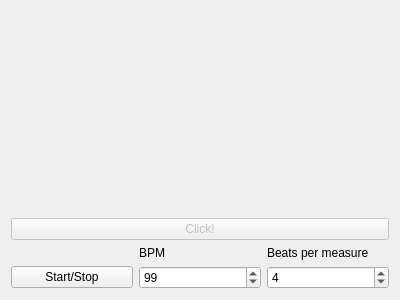
Before: the Qt Designer form guitartools/metronome.ui in ispielman/guitartools, drawn with Qt 5.
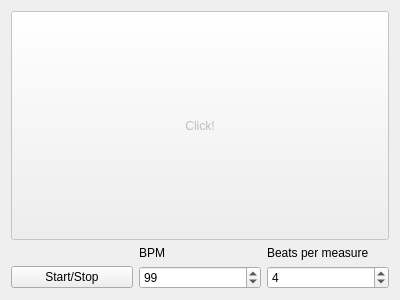
After: the same form once the commit is applied.

Diff of the .ui file:
```diff
--- a/guitartools/metronome.ui
+++ b/guitartools/metronome.ui
@@ -14,24 +14,17 @@
    <string>Form</string>
   </property>
   <layout class="QVBoxLayout" name="verticalLayout_2">
-   <item>
-    <spacer name="verticalSpacer">
-     <property name="orientation">
-      <enum>Qt::Vertical</enum>
-     </property>
-     <property name="sizeHint" stdset="0">
-      <size>
-       <width>20</width>
-       <height>40</height>
-      </size>
-     </property>
-    </spacer>
-   </item>
    <item>
     <widget class="QPushButton" name="pushButton_Click">
      <property name="enabled">
       <bool>false</bool>
      </property>
+     <property name="sizePolicy">
+      <sizepolicy hsizetype="Minimum" vsizetype="Expanding">
+       <horstretch>0</horstretch>
+       <verstretch>0</verstretch>
+      </sizepolicy>
+     </property>
      <property name="text">
       <string>Click!</string>
      </property>
```
